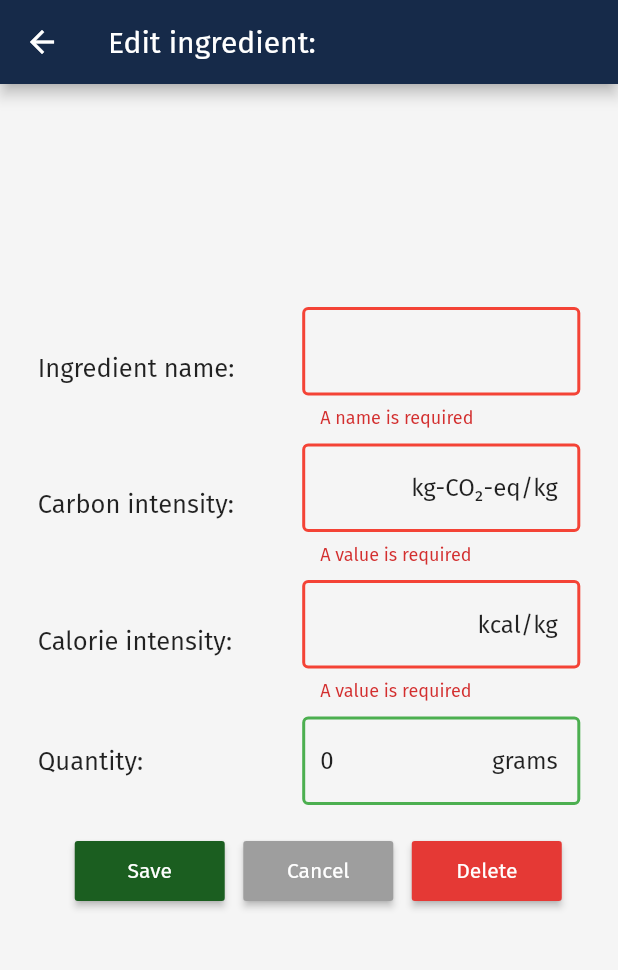
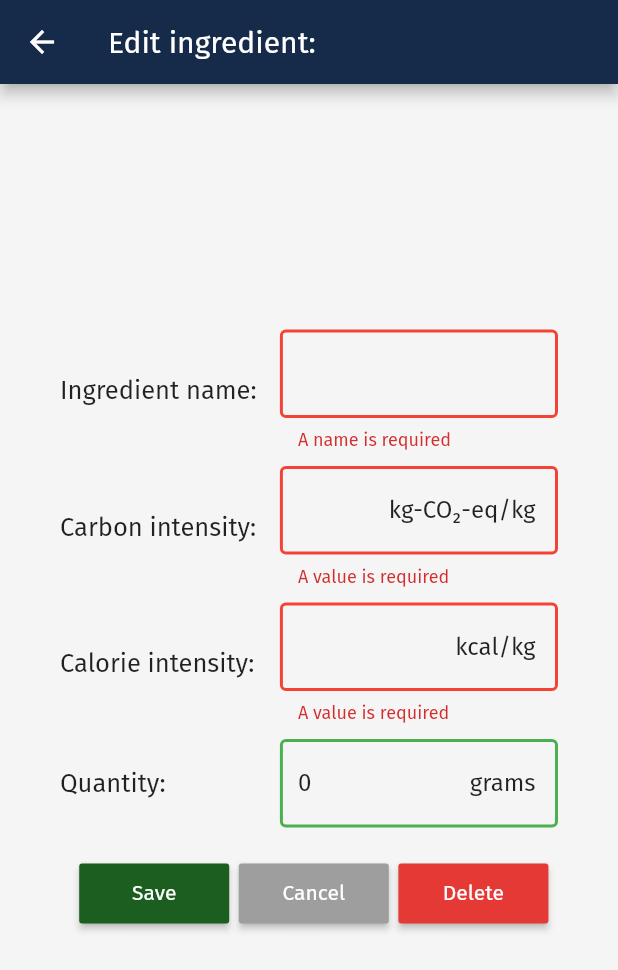
Before and after one commit to TomTomTomahawk/FoodLCA, a Flutter app: the SaveIngredient screen opened directly with empty values, on a phone screen of 412 x 824 dp. Shown: the top 970 px of the screen. Run offline on Flutter 3.47's test engine with Material 2 defaults, Android fonts, the phone set to English and light mode, and no system bars; our stand-ins replace charts_flutter, cloud_firestore, sqflite; missing offline and left inert: flutter_email_sender; accounts and stored records are empty; project files that could hold a hidden picture were left out.

Commit message:
fixing ingredient saver

```diff
--- a/lib/views/ingredient_saver.dart
+++ b/lib/views/ingredient_saver.dart
@@ -260,7 +260,7 @@ class IngredientState extends State<SaveIngredient> {
       ),
       backgroundColor: Colors.grey[100],
       body: Padding(
-        padding: EdgeInsets.all(MediaQuery.of(context).size.width * 0.061),
+        padding: const EdgeInsets.all(40.0),
         child: FutureBuilder(
             future: DataProvider.getRecipeMax(),
             builder: (context, snapshot) {
```
